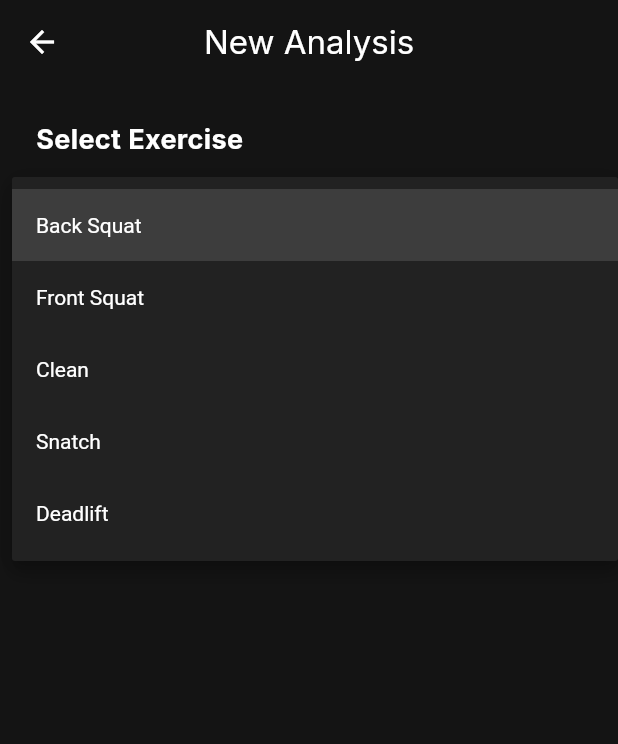
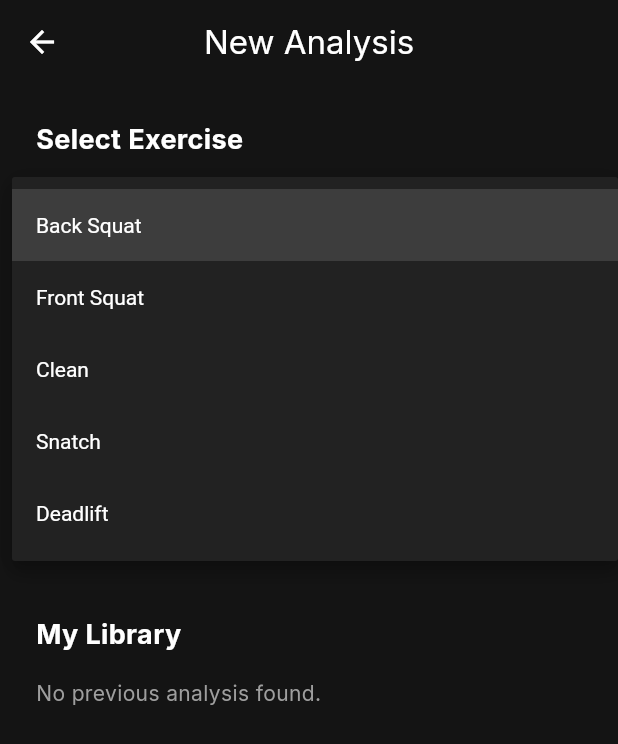
Before and after one commit to samuel-haddad/holy-squat-app, a Flutter app: the TechniqueUploadScreen screen opened directly, after a tap on "Choose what you performed", on a phone screen of 412 x 824 dp. Shown: the top 744 px of the screen. Run offline on Flutter 3.47's test engine with Material 3 defaults, Android fonts, the phone set to English and light mode, and no system bars; our stand-ins replace file_picker, fl_chart, flutter_dotenv, flutter_svg, google_fonts, image_picker and 7 more; accounts and stored records are empty.

Commit message:
feat: Technique history library and iOS video upload fix

```diff
--- a/lib/screens/technique/technique_upload_screen.dart
+++ b/lib/screens/technique/technique_upload_screen.dart
@@ -16,9 +16,27 @@ class _TechniqueUploadScreenState extends State<TechniqueUploadScreen> {
   String? selectedExercise;
   bool isUploading = false;
   final ImagePicker _picker = ImagePicker();
+  List<Map<String, dynamic>> _recentFeedbacks = [];
+  bool isLoadingFeedbacks = true;
 
   // Lista Mock de exercícios (em prod, virá do bank/library)
   final List<String> exercises = ['Back Squat', 'Front Squat', 'Clean', 'Snatch', 'Deadlift'];
+
+  @override
+  void initState() {
+    super.initState();
+    _loadFeedbacks();
+  }
+
+  Future<void> _loadFeedbacks() async {
+    final feedbacks = await SupabaseService.getAllTechniqueFeedbacks();
+    if (mounted) {
+      setState(() {
+        _recentFeedbacks = feedbacks;
+        isLoadingFeedbacks = false;
+      });
+    }
+  }
 
   Future<void> _processFile(File file) async {
     if (selectedExercise == null) return;
@@ -26,7 +44,8 @@ class _TechniqueUploadScreenState extends State<TechniqueUploadScreen> {
     setState(() { isUploading = true; });
 
     try {
-      final String fileName = '${DateTime.now().millisecondsSinceEpoch}_technique.mp4';
+      final String extension = file.path.split('.').last.toLowerCase();
+      final String fileName = '${DateTime.now().millisecondsSinceEpoch}_technique.$extension';
 
       // 1. Upload para o bucket 'technique_videos/raw'
       final String? rawPath = await SupabaseService.uploadTechniqueVideo(file, fileName);
@@ -84,7 +103,7 @@ class _TechniqueUploadScreenState extends State<TechniqueUploadScreen> {
         elevation: 0,
         iconTheme: const IconThemeData(color: Colors.white),
       ),
-      body: Padding(
+      body: SingleChildScrollView(
         padding: const EdgeInsets.all(24.0),
         child: Column(
           crossAxisAlignment: CrossAxisAlignment.stretch,
@@ -140,7 +159,44 @@ class _TechniqueUploadScreenState extends State<TechniqueUploadScreen> {
                   shape: RoundedRectangleBorder(borderRadius: BorderRadius.circular(16)),
                 ),
               ),
-            ]
+            ],
+
+            const SizedBox(height: 48),
+
+            // SECTION: RECENT FEEDBACKS
+            const Text(
+              'My Library',
+              style: TextStyle(color: Colors.white, fontSize: 18, fontWeight: FontWeight.bold),
+            ),
+            const SizedBox(height: 16),
+            if (isLoadingFeedbacks)
+              const Center(child: CircularProgressIndicator(color: AppTheme.primaryTeal))
+            else if (_recentFeedbacks.isEmpty)
+              const Text('No previous analysis found.', style: TextStyle(color: Colors.grey))
+            else
+              ..._recentFeedbacks.map((f) {
+                final exName = f['exercise_name'] ?? 'Unknown';
+                final date = f['updated_at'] != null ? DateTime.parse(f['updated_at']).toLocal().toString().split(' ')[0] : '';
+                return Card(
+                  color: AppTheme.cardColor,
+                  margin: const EdgeInsets.only(bottom: 12),
+                  shape: RoundedRectangleBorder(borderRadius: BorderRadius.circular(12)),
+                  child: ListTile(
+                    contentPadding: const EdgeInsets.symmetric(horizontal: 16, vertical: 8),
+                    leading: const Icon(Icons.fitness_center, color: AppTheme.primaryTeal),
+                    title: Text(exName, style: const TextStyle(color: Colors.white, fontWeight: FontWeight.bold)),
+                    subtitle: Text('Analyzed on $date', style: const TextStyle(color: Colors.grey, fontSize: 12)),
+                    trailing: const Icon(Icons.arrow_forward_ios, color: Colors.grey, size: 16),
+                    onTap: () {
+                      Navigator.push(
+                        context,
+                        MaterialPageRoute(builder: (_) => TechniqueAnalysisScreen(exerciseName: exName)),
+                      );
+                    },
+                  ),
+                );
+              }).toList(),
+            const SizedBox(height: 32),
           ],
         ),
       ),
--- a/lib/services/supabase_service.dart
+++ b/lib/services/supabase_service.dart
@@ -798,4 +798,23 @@ class SupabaseService {
       return null;
     }
   }
+  /// Fetches all latest feedbacks for the user
+  static Future<List<Map<String, dynamic>>> getAllTechniqueFeedbacks() async {
+    final user = client.auth.currentUser;
+    if (user == null) return [];
+
+    try {
+      final response = await client
+          .from('technique_feedbacks')
+          .select()
+          .eq('user_id', user.id)
+          .eq('status', 'completed')
+          .order('updated_at', ascending: false);
+
+      return List<Map<String, dynamic>>.from(response);
+    } catch (e) {
+      debugPrint("Error fetching all technique feedbacks: $e");
+      return [];
+    }
+  }
 }
```
